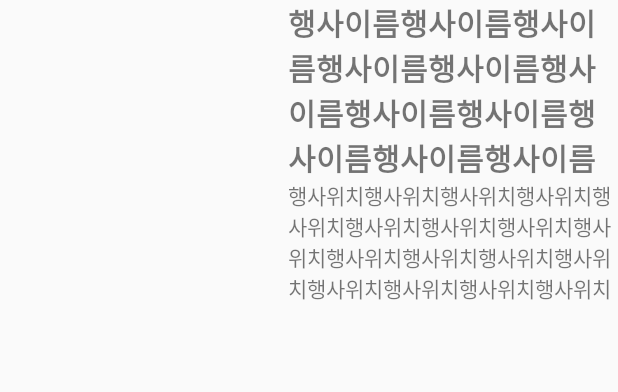
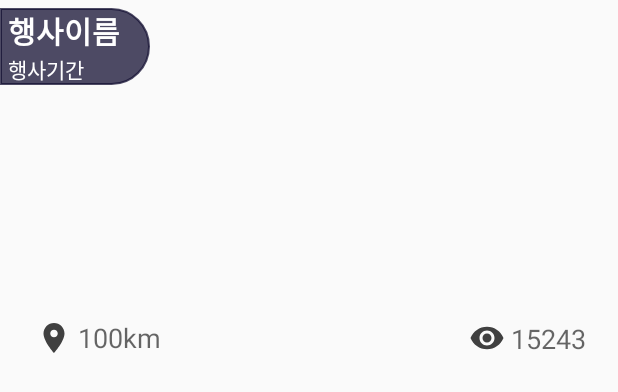
Before and after one commit to rekafekili/FinalProject, an Android app: the layout item_event.xml on its own in the app's theme, with its tools: preview values and no code run, on a phone screen of 412 x 824 dp. Shown: the top 392 px of the screen. Run offline under Robolectric (Android 15) with nearby library versions, the phone set to English and light mode, and no system bars.

Commit message:
add item

```diff
--- a/app/src/main/AndroidManifest.xml
+++ b/app/src/main/AndroidManifest.xml
@@ -2,17 +2,18 @@
 <manifest xmlns:android="http://schemas.android.com/apk/res/android"
     package="com.example.finalproject">
 
-    <uses-permission android:name="android.permission.INTERNET"/>
-    <uses-permission android:name="android.permission.ACCESS_NETWORK_STATE"/>
+    <uses-permission android:name="android.permission.INTERNET" />
+    <uses-permission android:name="android.permission.ACCESS_NETWORK_STATE" />
 
     <application
-        android:usesCleartextTraffic="true"
         android:allowBackup="true"
         android:icon="@mipmap/ic_launcher"
         android:label="@string/app_name"
         android:roundIcon="@mipmap/ic_launcher_round"
         android:supportsRtl="true"
-        android:theme="@style/AppTheme">
+        android:theme="@style/AppTheme"
+        android:usesCleartextTraffic="true">
+        <activity android:name=".SplashActivity"></activity>
         <activity android:name=".EventListActivity">
             <intent-filter>
                 <action android:name="android.intent.action.MAIN" />
@@ -20,7 +21,6 @@
                 <category android:name="android.intent.category.LAUNCHER" />
             </intent-filter>
         </activity>
-
     </application>
 
 </manifest>
--- /dev/null
+++ b/app/src/main/java/com/example/finalproject/SplashActivity.java
@@ -0,0 +1,33 @@
+package com.example.finalproject;
+
+import androidx.appcompat.app.AppCompatActivity;
+
+import android.content.Intent;
+import android.os.Bundle;
+import android.os.Handler;
+
+public class SplashActivity extends AppCompatActivity {
+    /* 스플래시 화면이 표시되는 시간을 설정(ms) */
+    private final int SPLASH_DISPLAY_TIME = 3000;
+
+    @Override
+    protected void onCreate(Bundle savedInstanceState) {
+        super.onCreate(savedInstanceState);
+        setContentView(R.layout.activity_splash);
+
+        Handler handler = new Handler();
+        handler.postDelayed(new Runnable(){
+            @Override
+            public void run(){
+                startActivity(new Intent(getApplication(), EventListActivity.class));
+                /* 스플래시 액티비티를 스택에서 제거. */
+                SplashActivity.this.finish();
+            }
+        }, SPLASH_DISPLAY_TIME);
+    }
+
+    @Override
+    public void onBackPressed() {
+        /* 스플래시 화면에서 뒤로가기 기능 제거. */
+    }
+}
--- a/app/src/main/java/com/example/finalproject/adapter/EventListAdapter.java
+++ b/app/src/main/java/com/example/finalproject/adapter/EventListAdapter.java
@@ -11,7 +11,6 @@ import androidx.annotation.NonNull;
 import androidx.recyclerview.widget.RecyclerView;
 
 import com.example.finalproject.R;
-import com.example.finalproject.model.area.Area;
 import com.example.finalproject.model.area.Item;
 
 import java.util.ArrayList;
@@ -29,13 +28,18 @@ public class EventListAdapter extends RecyclerView.Adapter<EventListAdapter.View
         ImageView eventPoster;
         TextView eventName;
         TextView eventLocation;
+        TextView eventCount;
+        TextView eventDistance;
 
         public ViewHolder(@NonNull View itemView) {
             super(itemView);
 
             eventPoster = itemView.findViewById(R.id.item_event_poster_imageview);
             eventName = itemView.findViewById(R.id.item_event_name_textview);
-            eventLocation = itemView.findViewById(R.id.item_event_location_textview);
+            eventLocation = itemView.findViewById(R.id.item_event_period_textview);
+            eventCount = itemView.findViewById(R.id.item_event_viewcount_textview);
+            eventDistance = itemView.findViewById(R.id.item_event_distance_textview);
+
         }
     }
 
@@ -51,6 +55,7 @@ public class EventListAdapter extends RecyclerView.Adapter<EventListAdapter.View
         holder.eventName.setText(areaList.get(position).getName());
         holder.eventPoster.setImageDrawable(context.getResources().getDrawable(R.drawable.ic_launcher_background));
         holder.eventLocation.setText("Default");
+
     }
 
     @Override
--- /dev/null
+++ b/app/src/main/res/drawable/coner.xml
@@ -0,0 +1,14 @@
+<?xml version="1.0" encoding="utf-8"?>
+<shape xmlns:android="http://schemas.android.com/apk/res/android"
+    android:padding="10dp"
+    android:shape="rectangle" >
+    <solid android:color="#BF130F32" />
+    <corners
+        android:bottomLeftRadius="0dp"
+        android:bottomRightRadius="30dp"
+        android:topLeftRadius="0dp"
+        android:topRightRadius="30dp" />
+    <stroke
+        android:width="1dp"
+        android:color="#BF130F32" />
+</shape>
--- /dev/null
+++ b/app/src/main/res/drawable/ic_baseline_location_on_24.xml
@@ -0,0 +1,5 @@
+<vector android:height="24dp" android:tint="#404040"
+    android:viewportHeight="24" android:viewportWidth="24"
+    android:width="24dp" xmlns:android="http://schemas.android.com/apk/res/android">
+    <path android:fillColor="@android:color/white" android:pathData="M12,2C8.13,2 5,5.13 5,9c0,5.25 7,13 7,13s7,-7.75 7,-13c0,-3.87 -3.13,-7 -7,-7zM12,11.5c-1.38,0 -2.5,-1.12 -2.5,-2.5s1.12,-2.5 2.5,-2.5 2.5,1.12 2.5,2.5 -1.12,2.5 -2.5,2.5z"/>
+</vector>
--- /dev/null
+++ b/app/src/main/res/drawable/ic_baseline_visibility_24.xml
@@ -0,0 +1,5 @@
+<vector android:height="24dp" android:tint="#404040"
+    android:viewportHeight="24" android:viewportWidth="24"
+    android:width="24dp" xmlns:android="http://schemas.android.com/apk/res/android">
+    <path android:fillColor="@android:color/white" android:pathData="M12,4.5C7,4.5 2.73,7.61 1,12c1.73,4.39 6,7.5 11,7.5s9.27,-3.11 11,-7.5c-1.73,-4.39 -6,-7.5 -11,-7.5zM12,17c-2.76,0 -5,-2.24 -5,-5s2.24,-5 5,-5 5,2.24 5,5 -2.24,5 -5,5zM12,9c-1.66,0 -3,1.34 -3,3s1.34,3 3,3 3,-1.34 3,-3 -1.34,-3 -3,-3z"/>
+</vector>
--- /dev/null
+++ b/app/src/main/res/layout/activity_splash.xml
@@ -0,0 +1,17 @@
+<?xml version="1.0" encoding="utf-8"?>
+<androidx.constraintlayout.widget.ConstraintLayout xmlns:android="http://schemas.android.com/apk/res/android"
+    xmlns:app="http://schemas.android.com/apk/res-auto"
+    xmlns:tools="http://schemas.android.com/tools"
+    android:layout_width="match_parent"
+    android:layout_height="match_parent"
+    android:background="#2842EA"
+    tools:context=".SplashActivity">
+
+    <ImageView
+        android:id="@+id/imageView3"
+        android:layout_width="wrap_content"
+        android:layout_height="wrap_content"
+        app:layout_constraintStart_toStartOf="parent"
+        app:layout_constraintTop_toTopOf="parent"
+        app:srcCompat="@drawable/splash" />
+</androidx.constraintlayout.widget.ConstraintLayout>
--- a/app/src/main/res/layout/item_event.xml
+++ b/app/src/main/res/layout/item_event.xml
@@ -1,54 +1,99 @@
 <?xml version="1.0" encoding="utf-8"?>
-<androidx.constraintlayout.widget.ConstraintLayout xmlns:android="http://schemas.android.com/apk/res/android"
+<FrameLayout xmlns:android="http://schemas.android.com/apk/res/android"
     xmlns:app="http://schemas.android.com/apk/res-auto"
+    xmlns:tools="http://schemas.android.com/tools"
+    android:id="@+id/view"
     android:layout_width="match_parent"
-    android:layout_height="200dp"
-    xmlns:tools="http://schemas.android.com/tools">
+    android:layout_height="250dp">
 
     <ImageView
         android:id="@+id/item_event_poster_imageview"
+        android:layout_width="match_parent"
+        android:layout_height="match_parent"
+        android:layout_marginBottom="50dp"
+        android:contentDescription="@string/imageview_content_description" />
+
+    <LinearLayout
         android:layout_width="wrap_content"
         android:layout_height="wrap_content"
-        app:layout_constraintTop_toTopOf="parent"
-        app:layout_constraintStart_toStartOf="parent"
-        app:layout_constraintBottom_toBottomOf="parent"
-        app:layout_constraintEnd_toEndOf="@id/item_vertical_guideline"
-        android:contentDescription="@string/imageview_content_description" />
+        android:layout_marginTop="5dp"
+        android:background="@drawable/coner"
+        android:orientation="vertical"
+        android:paddingStart="5dp"
+        android:paddingEnd="20dp">
 
-    <androidx.constraintlayout.widget.Guideline
-        android:id="@+id/item_vertical_guideline"
-        android:layout_width="wrap_content"
-        android:layout_height="match_parent"
-        android:orientation="vertical"
-        app:layout_constraintGuide_begin="@android:dimen/thumbnail_width"/>
 
-    <androidx.constraintlayout.widget.Guideline
-        android:id="@+id/item_horizontal_guideline"
+        <TextView
+            android:id="@+id/item_event_name_textview"
+            android:layout_width="wrap_content"
+            android:layout_height="wrap_content"
+            android:textColor="#FFFFFF"
+            android:textSize="20sp"
+            android:textStyle="bold"
+            tools:text="행사이름" />
+
+        <TextView
+            android:id="@+id/item_event_period_textview"
+            android:layout_width="wrap_content"
+            android:layout_height="wrap_content"
+            android:textColor="#FFFFFF"
+            tools:text="행사기간" />
+    </LinearLayout>
+
+    <androidx.constraintlayout.widget.ConstraintLayout
         android:layout_width="match_parent"
-        android:layout_height="wrap_content"
-        android:orientation="horizontal"
-        app:layout_constraintGuide_begin="120dp"/>
+        android:layout_height="50dp"
+        android:layout_gravity="bottom">
 
-    <TextView
-        android:id="@+id/item_event_name_textview"
-        android:layout_width="0dp"
-        android:layout_height="0dp"
-        android:textSize="20sp"
-        android:textStyle="bold"
-        app:layout_constraintTop_toTopOf="parent"
-        app:layout_constraintStart_toStartOf="@id/item_vertical_guideline"
-        app:layout_constraintBottom_toBottomOf="@id/item_horizontal_guideline"
-        app:layout_constraintEnd_toEndOf="parent"
-        tools:text="행사이름행사이름행사이름행사이름행사이름행사이름행사이름행사이름행사이름행사이름행사이름행사이름행사이름"/>
+        <ImageView
+            android:id="@+id/imageView4"
+            android:layout_width="wrap_content"
+            android:layout_height="wrap_content"
+            android:layout_marginStart="24dp"
+            app:layout_constraintBottom_toBottomOf="parent"
+            app:layout_constraintStart_toStartOf="parent"
+            app:layout_constraintTop_toTopOf="parent"
+            app:srcCompat="@drawable/ic_baseline_location_on_24" />
 
-    <TextView
-        android:id="@+id/item_event_location_textview"
-        android:layout_width="0dp"
-        android:layout_height="0dp"
-        app:layout_constraintTop_toTopOf="@id/item_horizontal_guideline"
-        app:layout_constraintStart_toStartOf="@id/item_vertical_guideline"
-        app:layout_constraintBottom_toBottomOf="parent"
-        app:layout_constraintEnd_toEndOf="parent"
-        tools:text="행사위치행사위치행사위치행사위치행사위치행사위치행사위치행사위치행사위치행사위치행사위치행사위치행사위치행사위치행사위치행사위치행사위치행사위치행사위치"/>
+        <TextView
+            android:id="@+id/item_event_distance_textview"
+            android:layout_width="wrap_content"
+            android:layout_height="wrap_content"
+            android:layout_marginStart="4dp"
+            android:textAppearance="@style/TextAppearance.AppCompat.Medium"
+            app:layout_constraintBottom_toBottomOf="parent"
+            app:layout_constraintStart_toEndOf="@+id/imageView4"
+            app:layout_constraintTop_toTopOf="parent"
+            tools:text="100km" />
 
-</androidx.constraintlayout.widget.ConstraintLayout>
+        <ImageView
+            android:id="@+id/imageView5"
+            android:layout_width="wrap_content"
+            android:layout_height="wrap_content"
+            app:layout_constraintBottom_toBottomOf="parent"
+            app:layout_constraintStart_toStartOf="@+id/guideline"
+            app:layout_constraintTop_toTopOf="parent"
+            app:srcCompat="@drawable/ic_baseline_visibility_24" />
+
+        <TextView
+            android:id="@+id/item_event_viewcount_textview"
+            android:layout_width="wrap_content"
+            android:layout_height="wrap_content"
+            android:layout_marginStart="4dp"
+            android:textAppearance="@style/TextAppearance.AppCompat.Medium"
+            app:layout_constraintBottom_toBottomOf="parent"
+            app:layout_constraintStart_toEndOf="@+id/imageView5"
+            app:layout_constraintTop_toTopOf="parent"
+            app:layout_constraintVertical_bias="0.516"
+            tools:text="15243" />
+
+        <androidx.constraintlayout.widget.Guideline
+            android:id="@+id/guideline"
+            android:layout_width="wrap_content"
+            android:layout_height="wrap_content"
+            android:orientation="vertical"
+            app:layout_constraintGuide_begin="313dp" />
+    </androidx.constraintlayout.widget.ConstraintLayout>
+
+
+</FrameLayout>
```
Also changed, not shown: app/src/main/res/drawable/splash.png (added).
